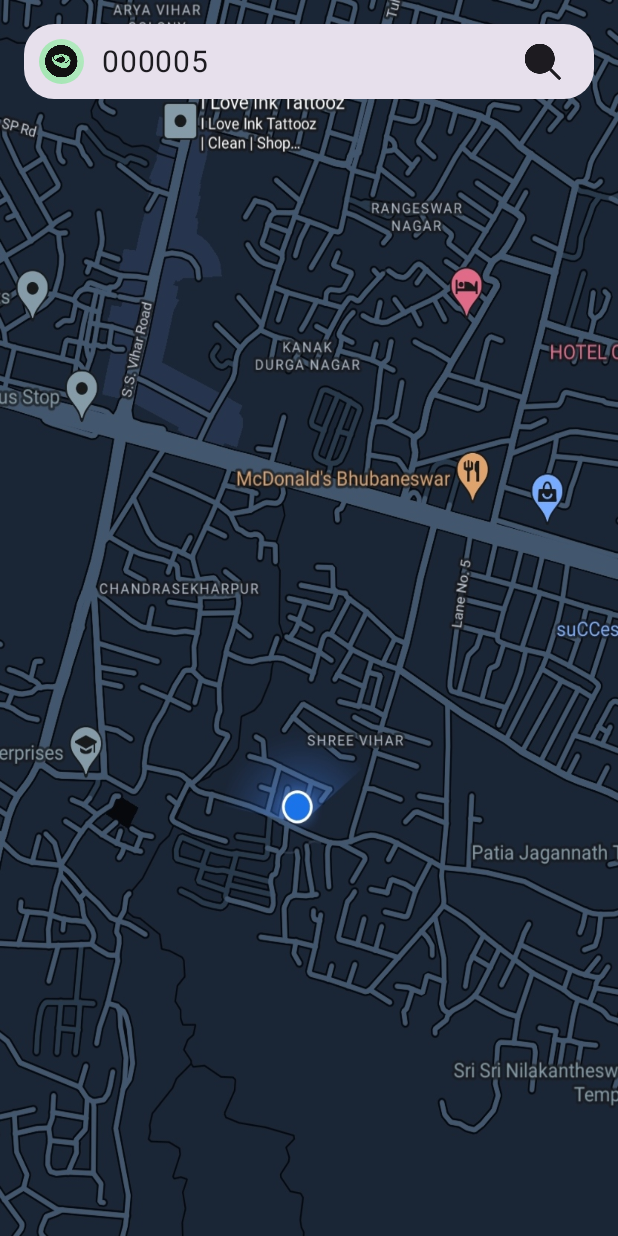
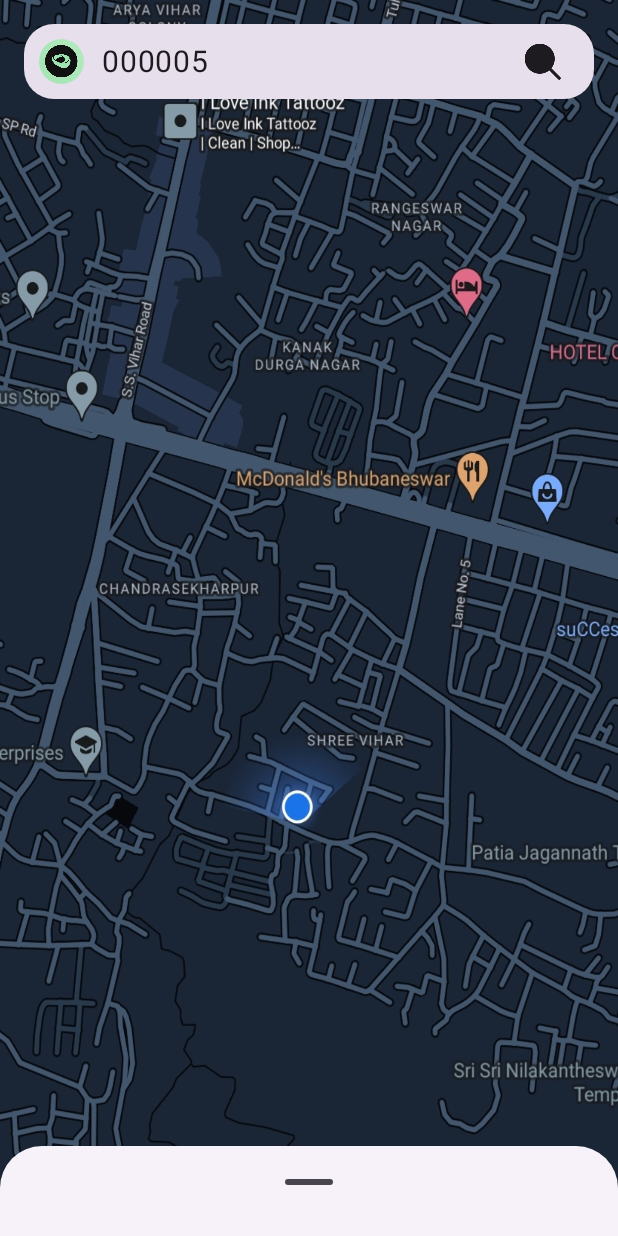
Before and after one commit to blazebizz/EvChargingAndroid, an Android app built with Jetpack Compose: the DashboardScreen screen opened through its navigation route, after a tap on "notification", on a phone screen of 412 x 824 dp. Run offline under Robolectric (Android 15) with nearby library versions, the phone set to English and light mode, and no system bars; our stand-ins replace Dagger/Hilt's generated code, Firebase (no records; nobody signed in at launch, a user with empty details on screens opened directly), accompanist; libraries missing offline, so code that uses them is left out: com.velox.lazeir; 1 statement that could not run was skipped.

Commit message:
added bottom sheet for location details

```diff
--- /dev/null
+++ b/feature/dashboard/src/main/java/com/blaze/feature/dashboard/screen/bottomsheet/BottomSheetContent.kt
@@ -0,0 +1,35 @@
+package com.blaze.feature.dashboard.screen.bottomsheet
+
+import androidx.compose.foundation.layout.Column
+import androidx.compose.foundation.layout.fillMaxHeight
+import androidx.compose.foundation.layout.fillMaxWidth
+import androidx.compose.foundation.layout.height
+import androidx.compose.foundation.rememberScrollState
+import androidx.compose.foundation.verticalScroll
+import androidx.compose.material3.BottomSheetScaffoldState
+import androidx.compose.material3.ExperimentalMaterial3Api
+import androidx.compose.runtime.Composable
+import androidx.compose.runtime.MutableState
+import androidx.compose.ui.Modifier
+import androidx.compose.ui.unit.dp
+import androidx.navigation.NavController
+import com.blaze.core.ui.CoreViewModel
+
+@OptIn(ExperimentalMaterial3Api::class)
+@Composable
+fun BottomSheetContent(
+    activateBottomSheet: MutableState<Boolean>,
+    sheetState: BottomSheetScaffoldState,
+    coreVM: CoreViewModel,
+    navController: NavController
+) {
+    val scrollState = rememberScrollState()
+    Column(
+        Modifier
+            .fillMaxWidth()
+            .fillMaxHeight(0.8f)
+            .verticalScroll(scrollState)
+    ) {
+
+    }
+}
--- /dev/null
+++ b/feature/dashboard/src/main/java/com/blaze/feature/dashboard/screen/dashboard/DashboardContent.kt
@@ -0,0 +1,48 @@
+package com.blaze.feature.dashboard.screen.dashboard
+
+import androidx.compose.foundation.layout.Box
+import androidx.compose.foundation.layout.fillMaxSize
+import androidx.compose.material3.BottomSheetScaffoldState
+import androidx.compose.material3.ExperimentalMaterial3Api
+import androidx.compose.runtime.Composable
+import androidx.compose.runtime.MutableState
+import androidx.compose.ui.Modifier
+import androidx.navigation.NavController
+import com.blaze.core.ui.CoreViewModel
+import com.blaze.core.ui.R
+import com.blaze.core.ui.components.TopBar
+import com.blaze.core.utils.navigation.DashboardRoute
+import com.blaze.core.utils.util.ioScope
+import kotlinx.coroutines.launch
+
+@OptIn(ExperimentalMaterial3Api::class)
+@Composable
+fun DashboardContent(
+    modifier: Modifier = Modifier,
+    activateSheet: MutableState<Boolean>,
+    sheetState: BottomSheetScaffoldState,
+    coreVM: CoreViewModel,
+    navController: NavController
+) {
+    Box(modifier.fillMaxSize()) {
+        DashboardMapContent(Modifier) {
+            ioScope.launch {
+                activateSheet.value = !activateSheet.value
+            }
+        }
+
+        TopBar(text = coreVM.searchText.value,
+            headerIcon = R.drawable.logo_square,
+            trailingIcon = R.drawable.search_24,
+            headerOnClick = {
+                navController.navigate(DashboardRoute.SideNavigationScreen.route)
+            },
+            textOnClick = {
+                navController.navigate(DashboardRoute.SearchScreen.route)
+            },
+            trailingOnClick = {
+                activateSheet.value = !activateSheet.value
+            })
+
+    }
+}
--- /dev/null
+++ b/feature/dashboard/src/main/java/com/blaze/feature/dashboard/screen/dashboard/DashboardMapContent.kt
@@ -0,0 +1,24 @@
+package com.blaze.feature.dashboard.screen.dashboard
+
+import androidx.compose.foundation.Image
+import androidx.compose.foundation.clickable
+import androidx.compose.foundation.layout.Box
+import androidx.compose.foundation.layout.fillMaxSize
+import androidx.compose.runtime.Composable
+import androidx.compose.ui.Modifier
+import androidx.compose.ui.layout.ContentScale
+import androidx.compose.ui.res.painterResource
+import com.blaze.core.ui.R
+
+
+@Composable
+fun DashboardMapContent(modifier: Modifier, onClick: () -> Unit) {
+    Box(modifier = modifier.fillMaxSize()) {
+        Image(painter = painterResource(id = R.drawable.map),
+            contentDescription = null,
+            contentScale = ContentScale.FillBounds,
+            modifier = Modifier
+                .fillMaxSize()
+                .clickable { onClick() })
+    }
+}
--- a/feature/dashboard/src/main/java/com/blaze/feature/dashboard/screen/dashboard/DashboardScreen.kt
+++ b/feature/dashboard/src/main/java/com/blaze/feature/dashboard/screen/dashboard/DashboardScreen.kt
@@ -3,63 +3,65 @@ package com.blaze.feature.dashboard.screen.dashboard
 import android.app.Activity
 import androidx.activity.compose.BackHandler
 import androidx.compose.foundation.Image
+import androidx.compose.foundation.clickable
 import androidx.compose.foundation.layout.Box
+import androidx.compose.foundation.layout.Column
 import androidx.compose.foundation.layout.fillMaxSize
+import androidx.compose.foundation.layout.fillMaxWidth
+import androidx.compose.foundation.layout.height
 import androidx.compose.foundation.layout.padding
+import androidx.compose.foundation.rememberScrollState
+import androidx.compose.foundation.verticalScroll
+import androidx.compose.material3.BottomSheetScaffold
+import androidx.compose.material3.BottomSheetScaffoldState
+import androidx.compose.material3.ExperimentalMaterial3Api
 import androidx.compose.material3.Scaffold
+import androidx.compose.material3.rememberBottomSheetScaffoldState
 import androidx.compose.runtime.Composable
+import androidx.compose.runtime.MutableState
+import androidx.compose.runtime.mutableStateOf
+import androidx.compose.runtime.saveable.rememberSaveable
 import androidx.compose.ui.Modifier
 import androidx.compose.ui.graphics.Color
 import androidx.compose.ui.layout.ContentScale
 import androidx.compose.ui.platform.LocalContext
 import androidx.compose.ui.res.painterResource
+import androidx.compose.ui.unit.dp
 import androidx.navigation.NavController
 import com.blaze.core.ui.CoreViewModel
 import com.blaze.core.ui.R
 import com.blaze.core.ui.components.TopBar
 import com.blaze.core.utils.navigation.DashboardRoute
+import com.blaze.core.utils.util.ioScope
+import com.blaze.feature.dashboard.screen.bottomsheet.BottomSheetContent
+import kotlinx.coroutines.launch
 
+@OptIn(ExperimentalMaterial3Api::class)
 @Composable
 fun DashboardScreen(navController: NavController, coreVM: CoreViewModel) {
     val activity = LocalContext.current as Activity
+    val sheetState = rememberBottomSheetScaffoldState()
+    val activateBottomSheet = rememberSaveable { mutableStateOf(false) }
+
 
     BackHandler {
         activity.finishAffinity()
     }
-    Box(
-        Modifier.fillMaxSize()
+
+    BottomSheetScaffold(
+        modifier = Modifier.fillMaxSize(),
+        scaffoldState = sheetState,
+        sheetContent = {
+            BottomSheetContent(activateBottomSheet,sheetState,coreVM,navController)
+        },
+        sheetPeekHeight = if (activateBottomSheet.value) 60.dp else 0.dp,
     ) {
-
-        MapView(Modifier)
-
         Scaffold(
             modifier = Modifier.fillMaxSize(),
             containerColor = Color.Transparent,
         ) {
-            Box(
-                Modifier.padding(it)
-            ) {
-                TopBar(text = coreVM.searchText.value, headerIcon = R.drawable.logo_square,
-                    trailingIcon = R.drawable.search_24,
-                    headerOnClick = {
-                        navController.navigate(DashboardRoute.SideNavigationScreen.route)
-                    },
-                    textOnClick = {
-                        navController.navigate(DashboardRoute.SearchScreen.route)
-                    })
-            }
+            DashboardContent(Modifier.padding(it),activateBottomSheet,sheetState,coreVM,navController)
         }
     }
+
 }
-
-@Composable
-fun MapView(modifier: Modifier) {
-    Box(modifier = modifier.fillMaxSize()) {
-        Image(
-            painter = painterResource(id = R.drawable.map),
-            contentDescription = null,
-            contentScale = ContentScale.FillBounds,
-            modifier = Modifier.fillMaxSize()
-        )
-    }
-}
```
